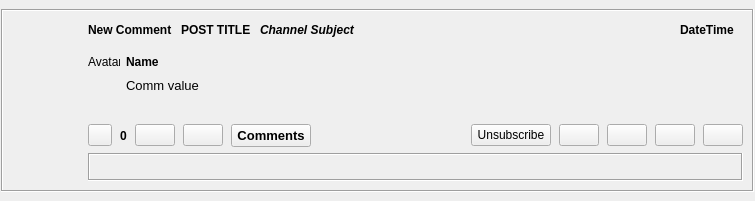
Qt form retroshare-gui/src/gui/feeds/BoardsCommentsItem.ui (RetroShare/RetroShare) before a commit.
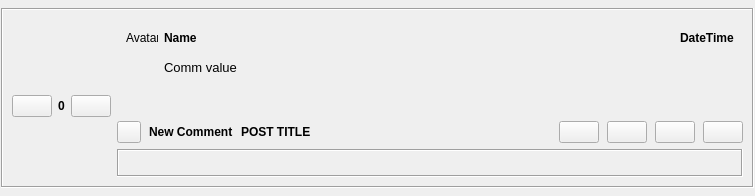
The same form after that commit. Custom widgets are drawn as their Qt base class.

Commit message: Removed some uneeded buttons and labels

Diff of the .ui file:
```diff
--- a/retroshare-gui/src/gui/feeds/BoardsCommentsItem.ui
+++ b/retroshare-gui/src/gui/feeds/BoardsCommentsItem.ui
@@ -7,7 +7,7 @@
     <x>0</x>
     <y>0</y>
     <width>755</width>
-    <height>201</height>
+    <height>196</height>
    </rect>
   </property>
   <layout class="QGridLayout" name="gridLayout_3">
@@ -23,7 +23,7 @@
    <property name="bottomMargin">
     <number>1</number>
    </property>
-   <item row="0" column="0">
+   <item row="1" column="0">
     <widget class="QFrame" name="mainFrame">
      <property name="sizePolicy">
       <sizepolicy hsizetype="Expanding" vsizetype="Fixed">
@@ -41,288 +41,9 @@
       <enum>QFrame::Sunken</enum>
      </property>
      <layout class="QGridLayout" name="gridLayout_2">
-      <item row="0" column="0" rowspan="4">
-       <layout class="QVBoxLayout" name="verticalLayout">
-        <item>
-         <widget class="QLabel" name="logoLabel">
-          <property name="sizePolicy">
-           <sizepolicy hsizetype="Preferred" vsizetype="Maximum">
-            <horstretch>0</horstretch>
-            <verstretch>0</verstretch>
-           </sizepolicy>
-          </property>
-          <property name="minimumSize">
-           <size>
-            <width>70</width>
-            <height>70</height>
-           </size>
-          </property>
-          <property name="maximumSize">
-           <size>
-            <width>70</width>
-            <height>70</height>
-           </size>
-          </property>
-          <property name="text">
-           <string/>
-          </property>
-          <property name="scaledContents">
-           <bool>true</bool>
-          </property>
-          <property name="alignment">
-           <set>Qt::AlignCenter</set>
-          </property>
-         </widget>
-        </item>
-        <item>
-         <spacer name="verticalSpacer">
-          <property name="orientation">
-           <enum>Qt::Vertical</enum>
-          </property>
-          <property name="sizeHint" stdset="0">
-           <size>
-            <width>20</width>
-            <height>40</height>
-           </size>
-          </property>
-         </spacer>
-        </item>
-       </layout>
-      </item>
-      <item row="0" column="1">
-       <layout class="QHBoxLayout" name="tilteHLayout">
-        <property name="spacing">
-         <number>9</number>
-        </property>
-        <property name="rightMargin">
-         <number>9</number>
-        </property>
-        <item>
-         <widget class="QLabel" name="newCommentLabel">
-          <property name="sizePolicy">
-           <sizepolicy hsizetype="Preferred" vsizetype="Preferred">
-            <horstretch>0</horstretch>
-            <verstretch>0</verstretch>
-           </sizepolicy>
-          </property>
-          <property name="font">
-           <font>
-            <weight>75</weight>
-            <bold>true</bold>
-           </font>
-          </property>
-          <property name="text">
-           <string>New Comment</string>
-          </property>
-          <property name="scaledContents">
-           <bool>true</bool>
-          </property>
-         </widget>
-        </item>
-        <item>
-         <widget class="QLabel" name="subjectLabel">
-          <property name="font">
-           <font>
-            <weight>75</weight>
-            <bold>true</bold>
-           </font>
-          </property>
-          <property name="text">
-           <string notr="true">POST TITLE</string>
-          </property>
-          <property name="openExternalLinks">
-           <bool>true</bool>
-          </property>
-         </widget>
-        </item>
-        <item>
-         <widget class="QLabel" name="titleLabel">
-          <property name="sizePolicy">
-           <sizepolicy hsizetype="Preferred" vsizetype="Preferred">
-            <horstretch>0</horstretch>
-            <verstretch>0</verstretch>
-           </sizepolicy>
-          </property>
-          <property name="font">
-           <font>
-            <weight>75</weight>
-            <italic>true</italic>
-            <bold>true</bold>
-           </font>
-          </property>
-          <property name="text">
-           <string notr="true">Channel Subject</string>
-          </property>
-          <property name="scaledContents">
-           <bool>false</bool>
-          </property>
-          <property name="openExternalLinks">
-           <bool>true</bool>
-          </property>
-         </widget>
-        </item>
-        <item>
-         <spacer name="horizontalSpacer">
-          <property name="orientation">
-           <enum>Qt::Horizontal</enum>
-          </property>
-          <property name="sizeHint" stdset="0">
-           <size>
-            <width>40</width>
-            <height>20</height>
-           </size>
-          </property>
-         </spacer>
-        </item>
-        <item>
-         <widget class="QLabel" name="datetimeLabel">
-          <property name="font">
-           <font>
-            <weight>75</weight>
-            <bold>true</bold>
-           </font>
-          </property>
-          <property name="text">
-           <string notr="true">DateTime</string>
-          </property>
-         </widget>
-        </item>
-       </layout>
-      </item>
-      <item row="1" column="1">
-       <widget class="QFrame" name="commentFrame">
-        <property name="sizePolicy">
-         <sizepolicy hsizetype="Expanding" vsizetype="Preferred">
-          <horstretch>0</horstretch>
-          <verstretch>0</verstretch>
-         </sizepolicy>
-        </property>
-        <property name="styleSheet">
-         <string notr="true"/>
-        </property>
-        <layout class="QGridLayout" name="gridLayout">
-         <property name="sizeConstraint">
-          <enum>QLayout::SetDefaultConstraint</enum>
-         </property>
-         <property name="leftMargin">
-          <number>0</number>
-         </property>
-         <property name="topMargin">
-          <number>0</number>
-         </property>
-         <property name="rightMargin">
-          <number>0</number>
-         </property>
-         <property name="bottomMargin">
-          <number>0</number>
-         </property>
-         <property name="horizontalSpacing">
-          <number>6</number>
-         </property>
-         <property name="verticalSpacing">
-          <number>0</number>
-         </property>
-         <item row="0" column="3">
-          <spacer name="horizontalSpacer_3">
-           <property name="orientation">
-            <enum>Qt::Horizontal</enum>
-           </property>
-           <property name="sizeType">
-            <enum>QSizePolicy::Expanding</enum>
-           </property>
-           <property name="sizeHint" stdset="0">
-            <size>
-             <width>288</width>
-             <height>17</height>
-            </size>
-           </property>
-          </spacer>
-         </item>
-         <item row="1" column="0">
-          <spacer name="verticalSpacer_3">
-           <property name="orientation">
-            <enum>Qt::Vertical</enum>
-           </property>
-           <property name="sizeHint" stdset="0">
-            <size>
-             <width>20</width>
-             <height>40</height>
-            </size>
-           </property>
-          </spacer>
-         </item>
-         <item row="0" column="2">
-          <widget class="GxsIdLabel" name="nameLabel">
-           <property name="sizePolicy">
-            <sizepolicy hsizetype="Preferred" vsizetype="Preferred">
-             <horstretch>0</horstretch>
-             <verstretch>0</verstretch>
-            </sizepolicy>
-           </property>
-           <property name="font">
-            <font>
-             <weight>75</weight>
-             <bold>true</bold>
-            </font>
-           </property>
-           <property name="text">
-            <string>Name</string>
-           </property>
-           <property name="alignment">
-            <set>Qt::AlignLeading|Qt::AlignLeft|Qt::AlignVCenter</set>
-           </property>
-          </widget>
-         </item>
-         <item row="0" column="0">
-          <widget class="QLabel" name="avatarLabel">
-           <property name="minimumSize">
-            <size>
-             <width>32</width>
-             <height>32</height>
-            </size>
-           </property>
-           <property name="maximumSize">
-            <size>
-             <width>32</width>
-             <height>32</height>
-            </size>
-           </property>
-           <property name="text">
-            <string>Avatar</string>
-           </property>
-          </widget>
-         </item>
-         <item row="1" column="2" colspan="2">
-          <widget class="QLabel" name="commLabel">
-           <property name="sizePolicy">
-            <sizepolicy hsizetype="Preferred" vsizetype="Preferred">
-             <horstretch>0</horstretch>
-             <verstretch>0</verstretch>
-            </sizepolicy>
-           </property>
-           <property name="font">
-            <font>
-             <family>MS Sans Serif</family>
-             <pointsize>10</pointsize>
-            </font>
-           </property>
-           <property name="text">
-            <string>Comm value</string>
-           </property>
-           <property name="alignment">
-            <set>Qt::AlignLeading|Qt::AlignLeft|Qt::AlignTop</set>
-           </property>
-           <property name="wordWrap">
-            <bool>true</bool>
-           </property>
-           <property name="textInteractionFlags">
-            <set>Qt::LinksAccessibleByMouse|Qt::TextSelectableByMouse</set>
-           </property>
-          </widget>
-         </item>
-        </layout>
-       </widget>
-      </item>
+      <property name="topMargin">
+       <number>9</number>
+      </property>
       <item row="2" column="1">
        <layout class="QHBoxLayout" name="buttonHLayout">
         <property name="spacing">
@@ -354,7 +75,13 @@
          </widget>
         </item>
         <item>
-         <widget class="QLabel" name="scoreLabel">
+         <widget class="QLabel" name="newCommentLabel">
+          <property name="sizePolicy">
+           <sizepolicy hsizetype="Preferred" vsizetype="Preferred">
+            <horstretch>0</horstretch>
+            <verstretch>0</verstretch>
+           </sizepolicy>
+          </property>
           <property name="font">
            <font>
             <weight>75</weight>
@@ -362,42 +89,26 @@
            </font>
           </property>
           <property name="text">
-           <string>0</string>
+           <string>New Comment</string>
           </property>
-         </widget>
-        </item>
-        <item>
-         <widget class="QPushButton" name="voteUpButton">
-          <property name="toolTip">
-           <string>I like this</string>
+          <property name="scaledContents">
+           <bool>true</bool>
           </property>
-          <property name="text">
-           <string/>
-          </property>
          </widget>
         </item>
         <item>
-         <widget class="QPushButton" name="voteDownButton">
-          <property name="toolTip">
-           <string>I dislike this</string>
-          </property>
-          <property name="text">
-           <string/>
-          </property>
-         </widget>
-        </item>
-        <item>
-         <widget class="QPushButton" name="commentButton">
+         <widget class="QLabel" name="subjectLabel">
           <property name="font">
            <font>
-            <family>MS Sans Serif</family>
-            <pointsize>10</pointsize>
             <weight>75</weight>
             <bold>true</bold>
            </font>
           </property>
           <property name="text">
-           <string>Comments</string>
+           <string notr="true">POST TITLE</string>
+          </property>
+          <property name="openExternalLinks">
+           <bool>true</bool>
           </property>
          </widget>
         </item>
@@ -414,25 +125,6 @@
           </property>
          </spacer>
         </item>
-        <item>
-         <widget class="QPushButton" name="unsubscribeButton">
-          <property name="sizePolicy">
-           <sizepolicy hsizetype="Fixed" vsizetype="Fixed">
-            <horstretch>0</horstretch>
-            <verstretch>0</verstretch>
-           </sizepolicy>
-          </property>
-          <property name="focusPolicy">
-           <enum>Qt::NoFocus</enum>
-          </property>
-          <property name="toolTip">
-           <string>Unsubscribe From Channel</string>
-          </property>
-          <property name="text">
-           <string>Unsubscribe</string>
-          </property>
-         </widget>
-        </item>
         <item>
          <widget class="QPushButton" name="copyLinkButton">
           <property name="sizePolicy">
@@ -569,6 +261,220 @@
         </layout>
        </widget>
       </item>
+      <item row="0" column="0" rowspan="4">
+       <layout class="QVBoxLayout" name="verticalLayout">
+        <item>
+         <widget class="QLabel" name="logoLabel">
+          <property name="sizePolicy">
+           <sizepolicy hsizetype="Preferred" vsizetype="Maximum">
+            <horstretch>0</horstretch>
+            <verstretch>0</verstretch>
+           </sizepolicy>
+          </property>
+          <property name="minimumSize">
+           <size>
+            <width>70</width>
+            <height>70</height>
+           </size>
+          </property>
+          <property name="maximumSize">
+           <size>
+            <width>70</width>
+            <height>70</height>
+           </size>
+          </property>
+          <property name="text">
+           <string/>
+          </property>
+          <property name="scaledContents">
+           <bool>true</bool>
+          </property>
+          <property name="alignment">
+           <set>Qt::AlignCenter</set>
+          </property>
+         </widget>
+        </item>
+        <item>
+         <layout class="QHBoxLayout" name="horizontalLayout">
+          <item>
+           <widget class="QPushButton" name="voteUpButton">
+            <property name="toolTip">
+             <string>I like this</string>
+            </property>
+            <property name="text">
+             <string/>
+            </property>
+           </widget>
+          </item>
+          <item>
+           <widget class="QLabel" name="scoreLabel">
+            <property name="font">
+             <font>
+              <weight>75</weight>
+              <bold>true</bold>
+             </font>
+            </property>
+            <property name="text">
+             <string>0</string>
+            </property>
+           </widget>
+          </item>
+          <item>
+           <widget class="QPushButton" name="voteDownButton">
+            <property name="toolTip">
+             <string>I dislike this</string>
+            </property>
+            <property name="text">
+             <string/>
+            </property>
+           </widget>
+          </item>
+         </layout>
+        </item>
+        <item>
+         <spacer name="verticalSpacer">
+          <property name="orientation">
+           <enum>Qt::Vertical</enum>
+          </property>
+          <property name="sizeHint" stdset="0">
+           <size>
+            <width>58</width>
+            <height>40</height>
+           </size>
+          </property>
+         </spacer>
+        </item>
+       </layout>
+      </item>
+      <item row="0" column="1">
+       <widget class="QFrame" name="commentFrame">
+        <property name="sizePolicy">
+         <sizepolicy hsizetype="Expanding" vsizetype="Preferred">
+          <horstretch>0</horstretch>
+          <verstretch>0</verstretch>
+         </sizepolicy>
+        </property>
+        <property name="styleSheet">
+         <string notr="true"/>
+        </property>
+        <layout class="QGridLayout" name="gridLayout">
+         <property name="topMargin">
+          <number>3</number>
+         </property>
+         <item row="0" column="0">
+          <widget class="QLabel" name="avatarLabel">
+           <property name="minimumSize">
+            <size>
+             <width>32</width>
+             <height>32</height>
+            </size>
+           </property>
+           <property name="maximumSize">
+            <size>
+             <width>32</width>
+             <height>32</height>
+            </size>
+           </property>
+           <property name="text">
+            <string>Avatar</string>
+           </property>
+          </widget>
+         </item>
+         <item row="0" column="1">
+          <widget class="GxsIdLabel" name="nameLabel">
+           <property name="sizePolicy">
+            <sizepolicy hsizetype="Preferred" vsizetype="Preferred">
+             <horstretch>0</horstretch>
+             <verstretch>0</verstretch>
+            </sizepolicy>
+           </property>
+           <property name="font">
+            <font>
+             <weight>75</weight>
+             <bold>true</bold>
+            </font>
+           </property>
+           <property name="text">
+            <string>Name</string>
+           </property>
+           <property name="alignment">
+            <set>Qt::AlignLeading|Qt::AlignLeft|Qt::AlignVCenter</set>
+           </property>
+          </widget>
+         </item>
+         <item row="0" column="2">
+          <spacer name="horizontalSpacer_3">
+           <property name="orientation">
+            <enum>Qt::Horizontal</enum>
+           </property>
+           <property name="sizeType">
+            <enum>QSizePolicy::Expanding</enum>
+           </property>
+           <property name="sizeHint" stdset="0">
+            <size>
+             <width>288</width>
+             <height>17</height>
+            </size>
+           </property>
+          </spacer>
+         </item>
+         <item row="0" column="3">
+          <widget class="QLabel" name="datetimeLabel">
+           <property name="font">
+            <font>
+             <weight>75</weight>
+             <bold>true</bold>
+            </font>
+           </property>
+           <property name="text">
+            <string notr="true">DateTime</string>
+           </property>
+          </widget>
+         </item>
+         <item row="1" column="0">
+          <spacer name="verticalSpacer_3">
+           <property name="orientation">
+            <enum>Qt::Vertical</enum>
+           </property>
+           <property name="sizeHint" stdset="0">
+            <size>
+             <width>20</width>
+             <height>40</height>
+            </size>
+           </property>
+          </spacer>
+         </item>
+         <item row="1" column="1" colspan="3">
+          <widget class="QLabel" name="commLabel">
+           <property name="sizePolicy">
+            <sizepolicy hsizetype="Preferred" vsizetype="Preferred">
+             <horstretch>0</horstretch>
+             <verstretch>0</verstretch>
+            </sizepolicy>
+           </property>
+           <property name="font">
+            <font>
+             <family>MS Sans Serif</family>
+             <pointsize>10</pointsize>
+            </font>
+           </property>
+           <property name="text">
+            <string>Comm value</string>
+           </property>
+           <property name="alignment">
+            <set>Qt::AlignLeading|Qt::AlignLeft|Qt::AlignTop</set>
+           </property>
+           <property name="wordWrap">
+            <bool>true</bool>
+           </property>
+           <property name="textInteractionFlags">
+            <set>Qt::LinksAccessibleByMouse|Qt::TextSelectableByMouse</set>
+           </property>
+          </widget>
+         </item>
+        </layout>
+       </widget>
+      </item>
      </layout>
     </widget>
    </item>
```
The commit also changes 3 other files.
